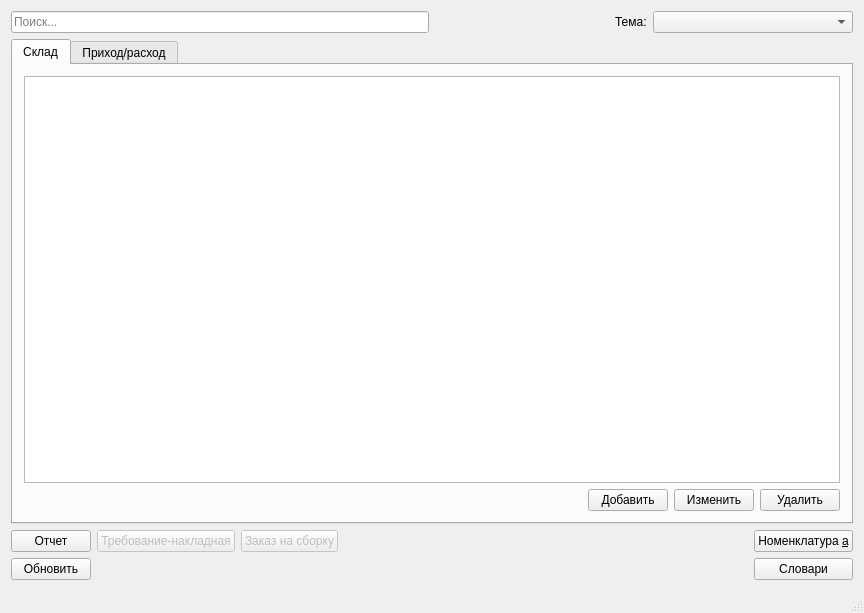
The window that mainwindow.ui (igrekus/depot) describes before a commit, drawn with Qt 5.
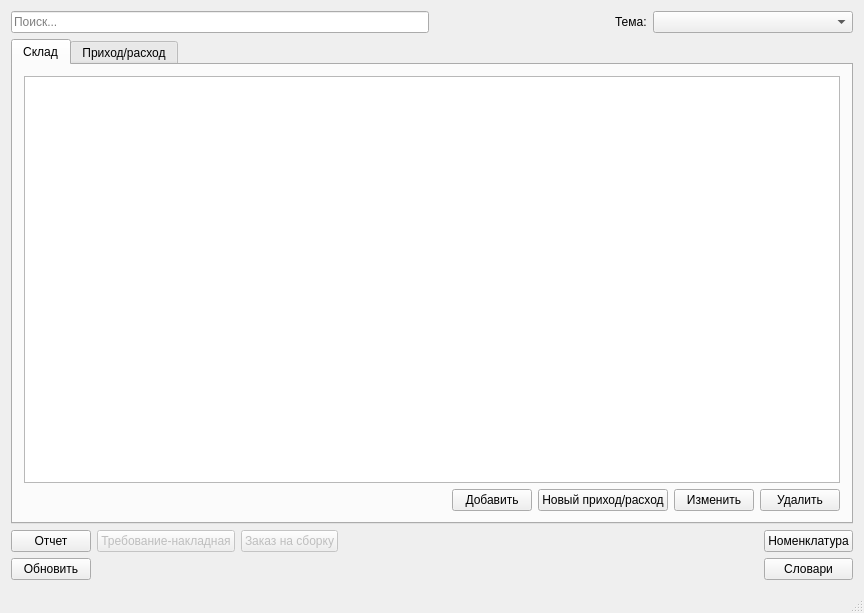
The same window after the commit.

What changed in the file:
```diff
--- a/mainwindow.ui
+++ b/mainwindow.ui
@@ -113,6 +113,13 @@
             </property>
            </widget>
           </item>
+          <item>
+           <widget class="QPushButton" name="btnAddTransact">
+            <property name="text">
+             <string>Новый приход/расход</string>
+            </property>
+           </widget>
+          </item>
           <item>
            <widget class="QPushButton" name="btnEditStock">
             <property name="text">
@@ -156,13 +163,6 @@
             </property>
            </spacer>
           </item>
-          <item>
-           <widget class="QPushButton" name="btnAddTransact">
-            <property name="text">
-             <string>Добавить</string>
-            </property>
-           </widget>
-          </item>
           <item>
            <widget class="QPushButton" name="btnEditTransact">
             <property name="text">
@@ -265,7 +265,7 @@
         <item>
          <widget class="QPushButton" name="btnInventoryEditor">
           <property name="text">
-           <string>Номенклатура &amp;a</string>
+           <string>Номенклатура</string>
           </property>
          </widget>
         </item>
```
